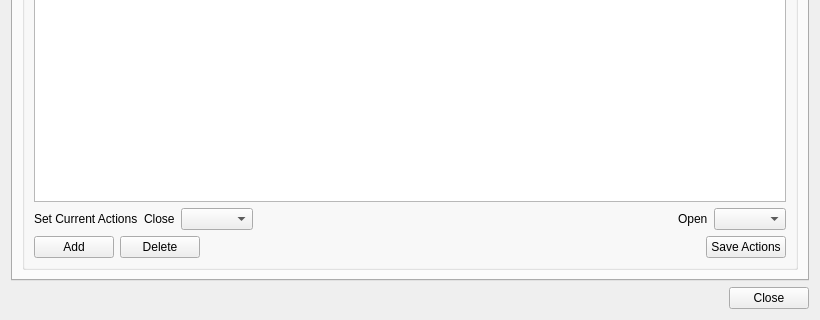
FAN0909/master-slave-tracking-control, file src/ui/settings_window.ui: the form before one commit; both pictures show x 0 to 820 and y 215 to 535 of the 820 by 535 pixel window.
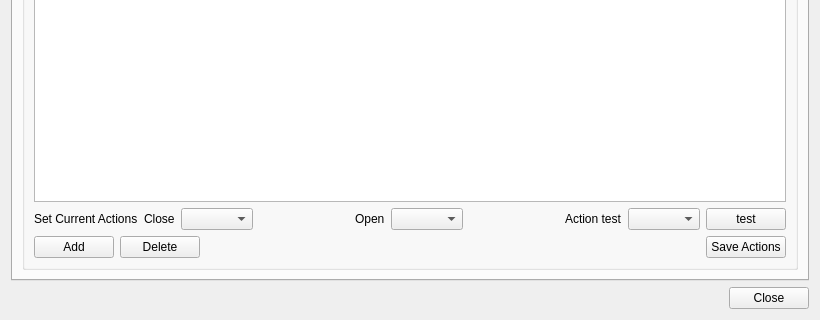
The form after the commit.

Diff of the .ui file:
```diff
--- a/src/ui/settings_window.ui
+++ b/src/ui/settings_window.ui
@@ -222,6 +222,36 @@
               <item>
                <widget class="QComboBox" name="comboBox_hand_current_open"/>
               </item>
+              <item>
+               <spacer name="horizontalSpacer_2">
+                <property name="orientation">
+                 <enum>Qt::Orientation::Horizontal</enum>
+                </property>
+                <property name="sizeHint" stdset="0">
+                 <size>
+                  <width>40</width>
+                  <height>20</height>
+                 </size>
+                </property>
+               </spacer>
+              </item>
+              <item>
+               <widget class="QLabel" name="label_7">
+                <property name="text">
+                 <string>Action test</string>
+                </property>
+               </widget>
+              </item>
+              <item>
+               <widget class="QComboBox" name="comboBox_hand_actions_test"/>
+              </item>
+              <item>
+               <widget class="QPushButton" name="pushButton_hand_test">
+                <property name="text">
+                 <string>test</string>
+                </property>
+               </widget>
+              </item>
              </layout>
             </item>
             <item>
```
